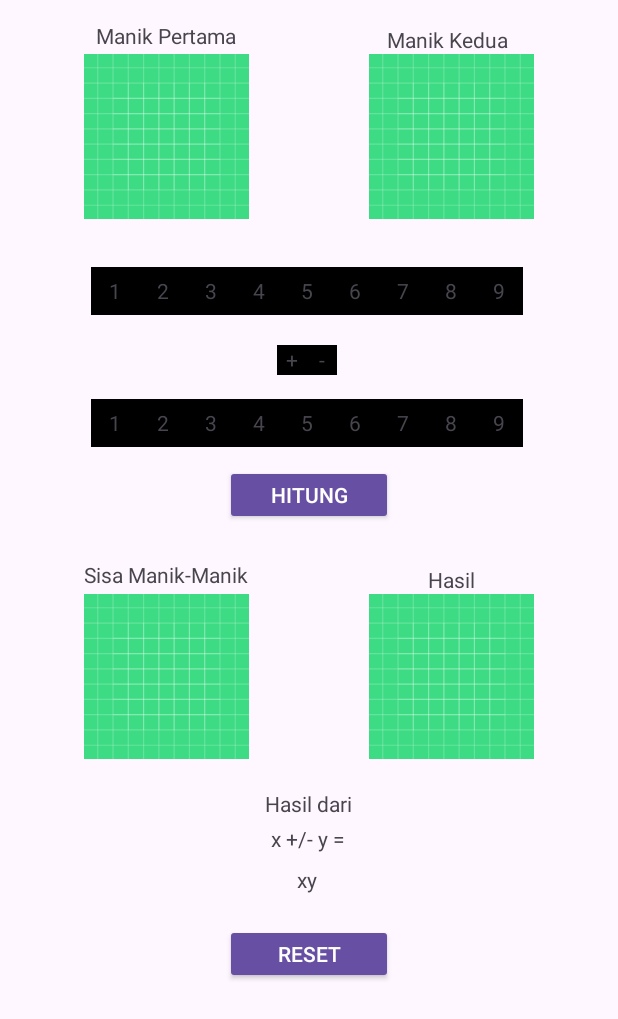
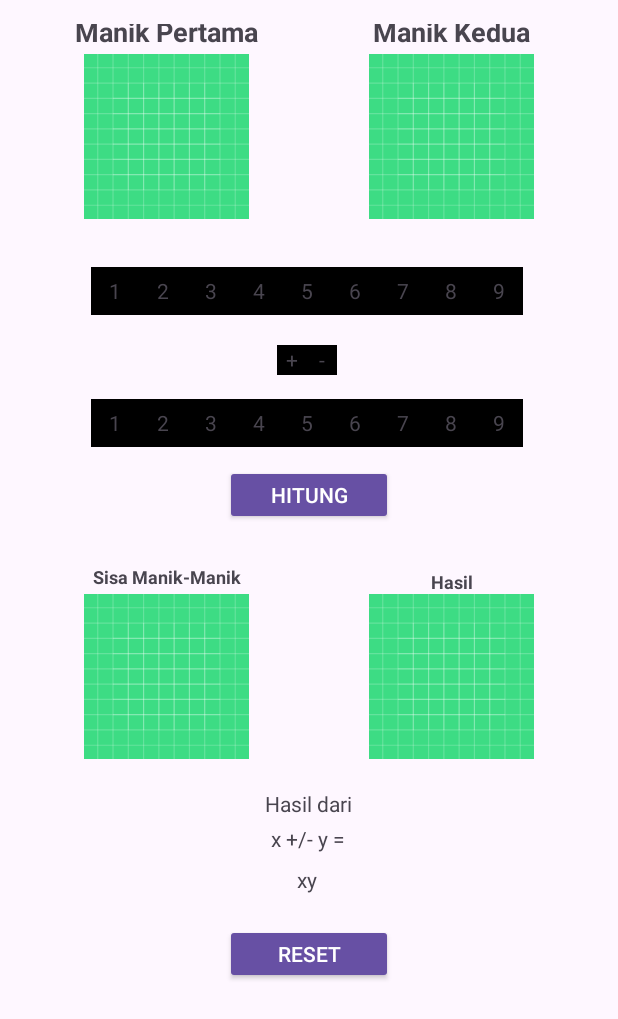
Before and after one commit to Boy-Brahmanda03/LearningApps, an Android app: the screen it shows after launch (MainActivity), after a tap on "START GAME", on a phone screen of 412 x 824 dp. Shown: the top 1019 px of the screen. Run offline under Robolectric (Android 15) with nearby library versions, the phone set to English and light mode, and no system bars.

Commit message:
1. adding setup view and validation for negatif number 2. edit layout adding bold and fixing constraint

```diff
--- a/app/src/main/java/com/example/learningapps/ui/MainActivity.kt
+++ b/app/src/main/java/com/example/learningapps/ui/MainActivity.kt
@@ -1,7 +1,10 @@
 package com.example.learningapps.ui
 
+import android.os.Build
 import android.os.Bundle
 import android.view.View
+import android.view.WindowInsets
+import android.view.WindowManager
 import android.widget.Toast
 import androidx.activity.viewModels
 import androidx.appcompat.app.AlertDialog
@@ -10,7 +13,7 @@ import androidx.appcompat.content.res.AppCompatResources
 import com.example.learningapps.R
 import com.example.learningapps.data.DataNumber
 import com.example.learningapps.databinding.ActivityMainBinding
-import java.lang.Math.abs
+import kotlin.math.abs
 
 class MainActivity : AppCompatActivity(), View.OnClickListener {
 
@@ -67,6 +70,8 @@ class MainActivity : AppCompatActivity(), View.OnClickListener {
         binding = ActivityMainBinding.inflate(layoutInflater)
         setContentView(binding.root)
 
+        setupView()
+
         binding.ivNumber1.setOnClickListener(this)
         binding.ivNumber2.setOnClickListener(this)
         binding.ivNumber3.setOnClickListener(this)
@@ -117,7 +122,6 @@ class MainActivity : AppCompatActivity(), View.OnClickListener {
         binding.btnReset.setOnClickListener {
             finish()
             startActivity(intent)
-
         }
     }
 
@@ -382,7 +386,16 @@ class MainActivity : AppCompatActivity(), View.OnClickListener {
                     R.drawable.ic_launcher_background
                 )
             )
-        } else {
+        }
+        else if (firstNumber < 0 && secondNumber <0){
+            binding.ivRest.setImageDrawable(
+                androidx.appcompat.content.res.AppCompatResources.getDrawable(
+                    binding.ivResult.context,
+                    com.example.learningapps.R.drawable.ic_launcher_background
+                )
+            )
+        }
+        else {
             val firstRest = abs(firstNumber)
             val secondRest = abs(secondNumber)
             val key = imageNetralMap.keys
@@ -444,6 +457,19 @@ class MainActivity : AppCompatActivity(), View.OnClickListener {
         binding.tvFinalResult.text = "$result"
     }
 
+    private fun setupView() {
+        @Suppress("DEPRECATION")
+        if(Build.VERSION.SDK_INT >= Build.VERSION_CODES.R){
+            window.insetsController?.hide(WindowInsets.Type.statusBars())
+        } else {
+            window.setFlags(
+                WindowManager.LayoutParams.FLAG_FULLSCREEN,
+                WindowManager.LayoutParams.FLAG_FULLSCREEN
+            )
+        }
+        supportActionBar?.hide()
+    }
+
     companion object {
         const val FIRST_NUMBER = 1
         const val SECOND_NUMBER = 2
--- a/app/src/main/java/com/example/learningapps/ui/SplashScreen.kt
+++ b/app/src/main/java/com/example/learningapps/ui/SplashScreen.kt
@@ -1,9 +1,11 @@
 package com.example.learningapps.ui
 
 import android.content.Intent
+import android.os.Build
+import android.os.Bundle
+import android.view.WindowInsets
+import android.view.WindowManager
 import androidx.appcompat.app.AppCompatActivity
-import android.os.Bundle
-import com.example.learningapps.R
 import com.example.learningapps.databinding.ActivitySplashScreenBinding
 
 class SplashScreen : AppCompatActivity() {
@@ -14,9 +16,24 @@ private lateinit var binding: ActivitySplashScreenBinding
         super.onCreate(savedInstanceState)
         setContentView(binding.root)
 
+        setupView()
+
         binding.btnStart.setOnClickListener{
             val intent = Intent(this, MainActivity::class.java)
             startActivity(intent)
         }
     }
+
+    private fun setupView() {
+        @Suppress("DEPRECATION")
+        if(Build.VERSION.SDK_INT >= Build.VERSION_CODES.R){
+            window.insetsController?.hide(WindowInsets.Type.statusBars())
+        } else {
+            window.setFlags(
+                WindowManager.LayoutParams.FLAG_FULLSCREEN,
+                WindowManager.LayoutParams.FLAG_FULLSCREEN
+            )
+        }
+        supportActionBar?.hide()
+    }
 }
--- a/app/src/main/res/layout/activity_main.xml
+++ b/app/src/main/res/layout/activity_main.xml
@@ -14,6 +14,8 @@
         android:layout_height="wrap_content"
         android:layout_marginBottom="3dp"
         android:text="@string/first_manik"
+        android:textSize="18sp"
+        android:textStyle="bold"
         app:layout_constraintBottom_toTopOf="@+id/iv_first_number"
         app:layout_constraintEnd_toEndOf="@+id/iv_first_number"
         app:layout_constraintStart_toStartOf="@+id/iv_first_number" />
@@ -33,11 +35,12 @@
         android:id="@+id/tv_second_number"
         android:layout_width="wrap_content"
         android:layout_height="wrap_content"
-        android:layout_marginEnd="56dp"
         android:text="@string/second_manik"
+        android:textSize="18sp"
+        android:textStyle="bold"
+        android:layout_marginBottom="3dp"
         app:layout_constraintBottom_toTopOf="@+id/iv_second_number"
         app:layout_constraintEnd_toEndOf="@+id/iv_second_number"
-        app:layout_constraintHorizontal_bias="0.979"
         app:layout_constraintStart_toStartOf="@+id/iv_second_number" />
 
     <ImageView
@@ -306,6 +309,8 @@
         android:layout_height="wrap_content"
         android:layout_marginBottom="3dp"
         android:text="@string/rest"
+        android:textSize="12sp"
+        android:textStyle="bold"
         app:layout_constraintBottom_toTopOf="@+id/iv_rest"
         app:layout_constraintEnd_toEndOf="@+id/iv_rest"
         app:layout_constraintStart_toStartOf="@+id/iv_rest" />
@@ -317,8 +322,7 @@
         android:layout_marginTop="380dp"
         android:contentDescription="@string/first_image_number"
         android:src="@drawable/ic_launcher_background"
-        app:layout_constraintEnd_toStartOf="@+id/iv_second_number"
-        app:layout_constraintHorizontal_bias="1.0"
+        app:layout_constraintEnd_toStartOf="@+id/iv_result"
         app:layout_constraintStart_toStartOf="parent"
         app:layout_constraintTop_toTopOf="parent" />
 
@@ -327,6 +331,8 @@
         android:layout_width="wrap_content"
         android:layout_height="wrap_content"
         android:text="@string/result"
+        android:textSize="12sp"
+        android:textStyle="bold"
         app:layout_constraintBottom_toTopOf="@+id/iv_result"
         app:layout_constraintEnd_toEndOf="@+id/iv_result"
         app:layout_constraintStart_toStartOf="@+id/iv_result" />
@@ -339,8 +345,7 @@
         android:contentDescription="@string/second_image_number"
         android:src="@drawable/ic_launcher_background"
         app:layout_constraintEnd_toEndOf="parent"
-        app:layout_constraintHorizontal_bias="0.0"
-        app:layout_constraintStart_toEndOf="@+id/iv_first_number"
+        app:layout_constraintStart_toEndOf="@+id/iv_rest"
         app:layout_constraintTop_toTopOf="parent" />
 
     <TextView
```
